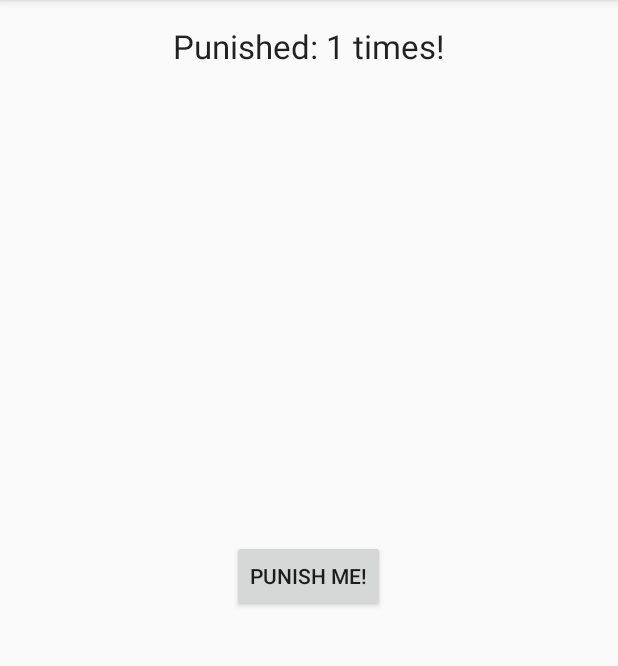
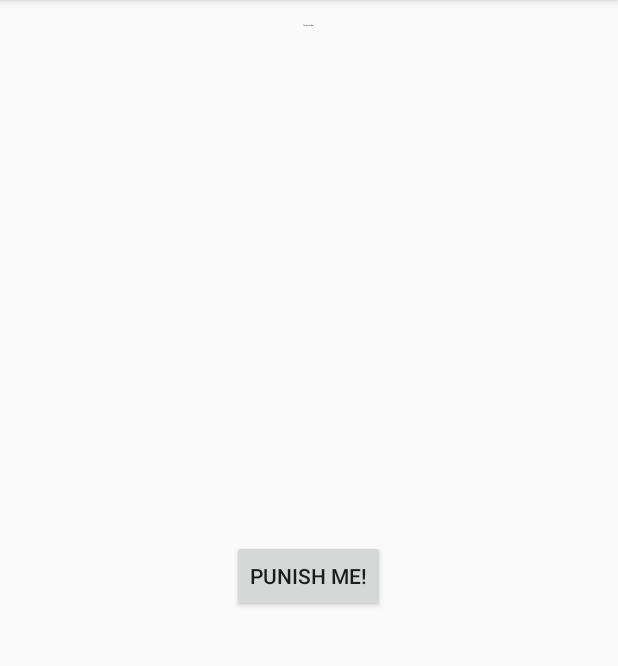
Before and after one commit to funyirok-pendroid/pendroid, an Android app: the screen it shows after launch (MainActivity), after a tap on "PUNISH ME!", on a phone screen of 412 x 824 dp, the part 84-750 px from its top. Run offline under Robolectric (Android 15) with nearby library versions, the phone set to English and light mode, and no system bars.

Commit message:
egy kis változás teszt
sdfg

```diff
--- a/app/src/main/java/com/funyirok/branc/elso_program/MainActivity.java
+++ b/app/src/main/java/com/funyirok/branc/elso_program/MainActivity.java
@@ -26,6 +26,7 @@ public class MainActivity extends AppCompatActivity {
                 TextView tv1 = (TextView) findViewById(R.id.textView);
                 tv1.setText("Punished: " + a + " times!");
                 Toast.makeText(MainActivity.this, "AWW Yiss!!", Toast.LENGTH_SHORT).show();
+                tv1.setTextSize(a);
 
             }
 
```
Also changed, not shown: 2 other files.
